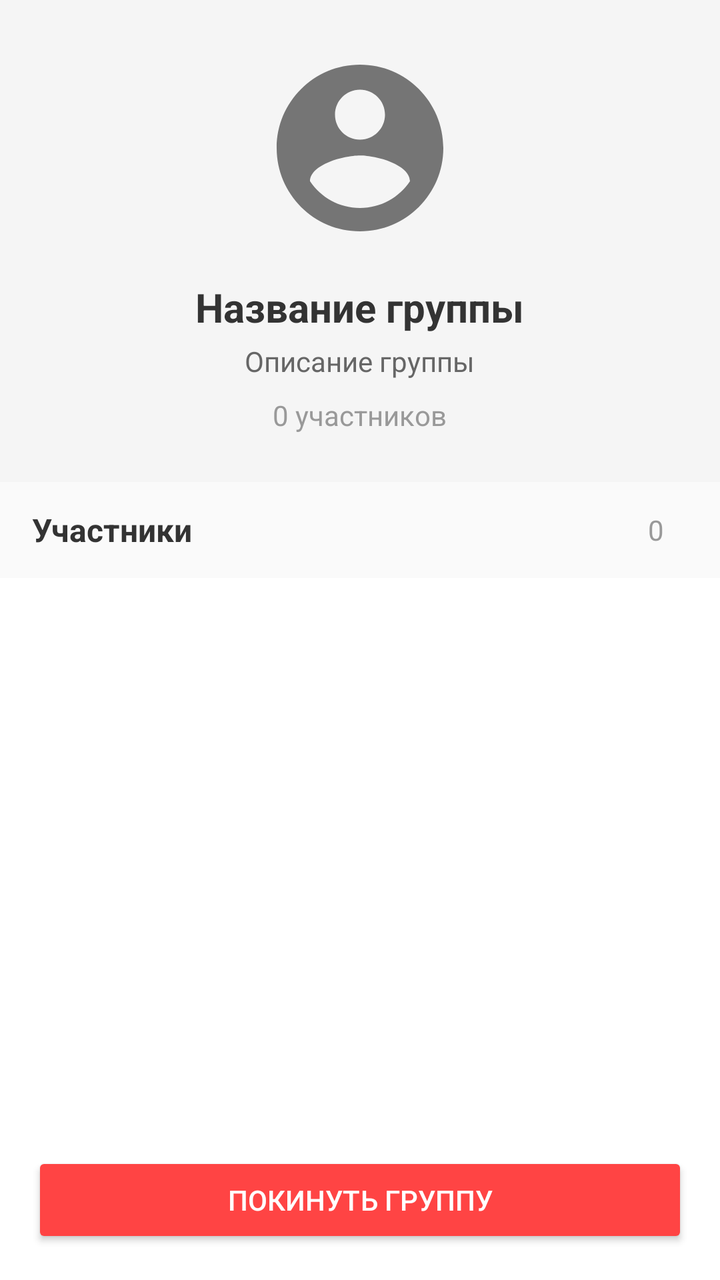
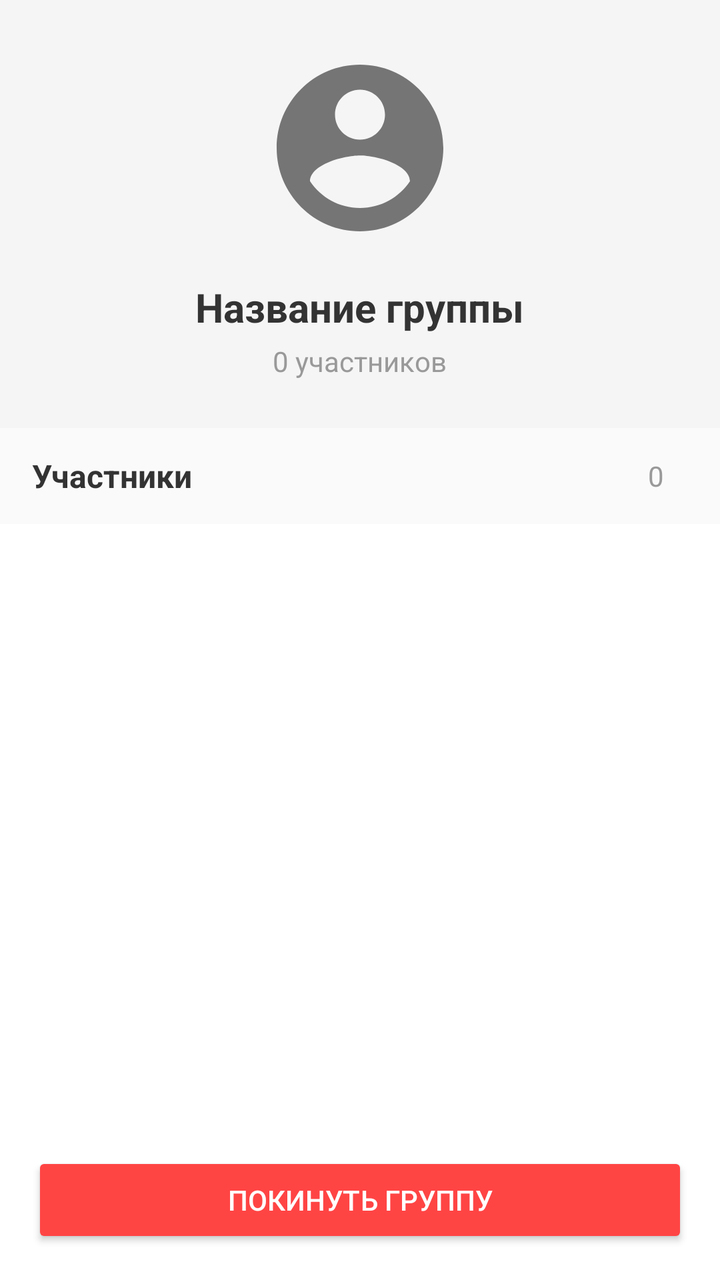

An Android layout rendered at two revisions. The XML below is the earlier revision; the diff shows what the commit changed to produce the second picture.
<!-- AndroidManifest.xml: activity theme Theme.MyTelegram.NoActionBar -->
<!-- res/layout/activity_group_info.xml -->
<?xml version="1.0" encoding="utf-8"?>
<LinearLayout xmlns:android="http://schemas.android.com/apk/res/android"
    xmlns:app="http://schemas.android.com/apk/res-auto"
    android:layout_width="match_parent"
    android:layout_height="match_parent"
    android:orientation="vertical"
    android:background="#FFFFFF">

    
    <LinearLayout
        android:layout_width="match_parent"
        android:layout_height="wrap_content"
        android:orientation="vertical"
        android:gravity="center"
        android:padding="24dp"
        android:background="#F5F5F5">

        <ImageView
            android:id="@+id/groupAvatar"
            android:layout_width="100dp"
            android:layout_height="100dp"
            android:src="@drawable/ic_person"
            android:scaleType="centerCrop"
            android:clipToOutline="true"
            android:outlineProvider="background"
            android:layout_marginBottom="16dp" />

        <TextView
            android:id="@+id/groupName"
            android:layout_width="wrap_content"
            android:layout_height="wrap_content"
            android:text="Название группы"
            android:textSize="20sp"
            android:textStyle="bold"
            android:textColor="#333333"
            android:layout_marginBottom="4dp" />

        <TextView
            android:id="@+id/groupDescription"
            android:layout_width="wrap_content"
            android:layout_height="wrap_content"
            android:text="Описание группы"
            android:textSize="14sp"
            android:textColor="#666666"
            android:layout_marginBottom="8dp" />

        <TextView
            android:id="@+id/groupMembersCount"
            android:layout_width="wrap_content"
            android:layout_height="wrap_content"
            android:text="0 участников"
            android:textSize="14sp"
            android:textColor="#999999" />

    </LinearLayout>

    
    <LinearLayout
        android:layout_width="match_parent"
        android:layout_height="48dp"
        android:orientation="horizontal"
        android:gravity="center_vertical"
        android:paddingStart="16dp"
        android:paddingEnd="16dp"
        android:background="#FAFAFA">

        <TextView
            android:layout_width="0dp"
            android:layout_height="wrap_content"
            android:layout_weight="1"
            android:text="Участники"
            android:textSize="16sp"
            android:textStyle="bold"
            android:textColor="#333333" />

        <TextView
            android:id="@+id/memberCountBadge"
            android:layout_width="wrap_content"
            android:layout_height="wrap_content"
            android:text="0"
            android:textSize="14sp"
            android:textColor="#999999"
            android:layout_marginEnd="12dp" />

        <Button
            android:id="@+id/addMemberButton"
            android:layout_width="wrap_content"
            android:layout_height="36dp"
            android:text="+ Добавить"
            android:textSize="12sp"
            android:visibility="gone"
            android:layout_marginEnd="8dp" />

    </LinearLayout>

    
    <androidx.recyclerview.widget.RecyclerView
        android:id="@+id/membersRecyclerView"
        android:layout_width="match_parent"
        android:layout_height="0dp"
        android:layout_weight="1"
        android:padding="8dp" />

    
    <ProgressBar
        android:id="@+id/progressBar"
        android:layout_width="wrap_content"
        android:layout_height="wrap_content"
        android:layout_gravity="center"
        android:visibility="gone" />

    
    <Button
        android:id="@+id/leaveGroupButton"
        android:layout_width="match_parent"
        android:layout_height="wrap_content"
        android:layout_margin="16dp"
        android:text="Покинуть группу"
        android:textColor="#FFFFFF"
        android:backgroundTint="#FF4444" />

</LinearLayout>
<!-- resources referenced by this layout -->
<resources>
  <!-- drawable ic_person (drawable) -->
  <?xml version="1.0" encoding="utf-8"?>
  <vector xmlns:android="http://schemas.android.com/apk/res/android"
      android:width="24dp"
      android:height="24dp"
      android:viewportWidth="24"
      android:viewportHeight="24"
      android:tint="#757575">
      <path
          android:fillColor="@android:color/white"
          android:pathData="M12,2C6.48,2 2,6.48 2,12s4.48,10 10,10 10,-4.48 10,-10S17.52,2 12,2zM12,5c1.66,0 3,1.34 3,3s-1.34,3 -3,3 -3,-1.34 -3,-3 1.34,-3 3,-3zM12,19.2c-2.5,0 -4.71,-1.28 -6,-3.22 0.03,-1.99 4,-3.08 6,-3.08 1.99,0 5.97,1.09 6,3.08 -1.29,1.94 -3.5,3.22 -6,3.22z"/>
  </vector>
  <style name="Theme.MyTelegram.NoActionBar">
          <item name="windowActionBar">false</item>
          <item name="windowNoTitle">true</item>
      </style>
</resources>

<!-- the commit's change to res/layout/activity_group_info.xml (unified diff, before → after) -->
@@ -35,14 +35,7 @@
             android:textColor="#333333"
             android:layout_marginBottom="4dp" />
 
-        <TextView
-            android:id="@+id/groupDescription"
-            android:layout_width="wrap_content"
-            android:layout_height="wrap_content"
-            android:text="Описание группы"
-            android:textSize="14sp"
-            android:textColor="#666666"
-            android:layout_marginBottom="8dp" />
+
 
         <TextView
             android:id="@+id/groupMembersCount"
